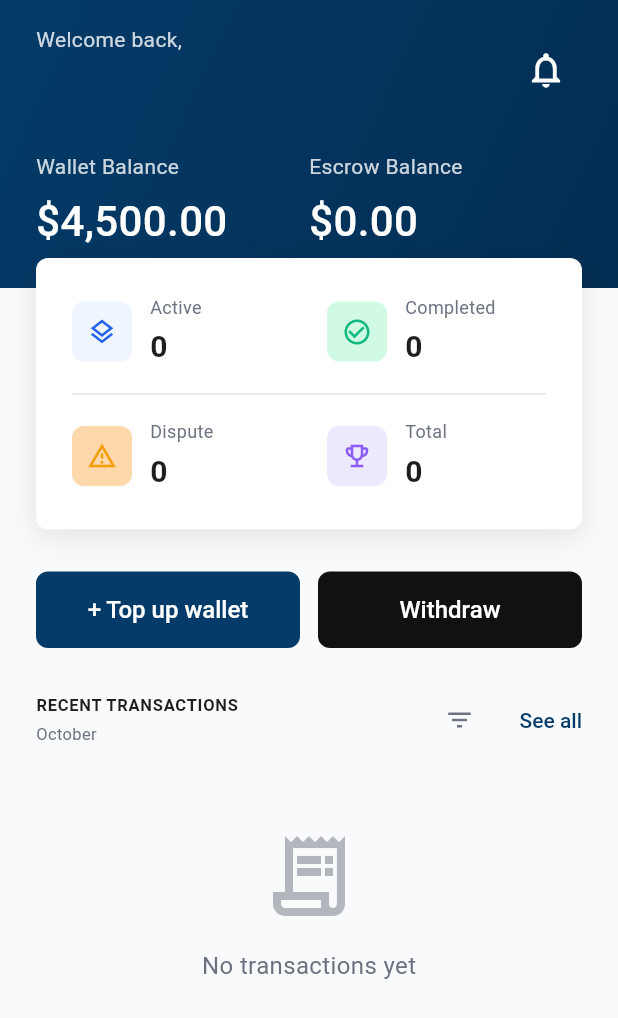
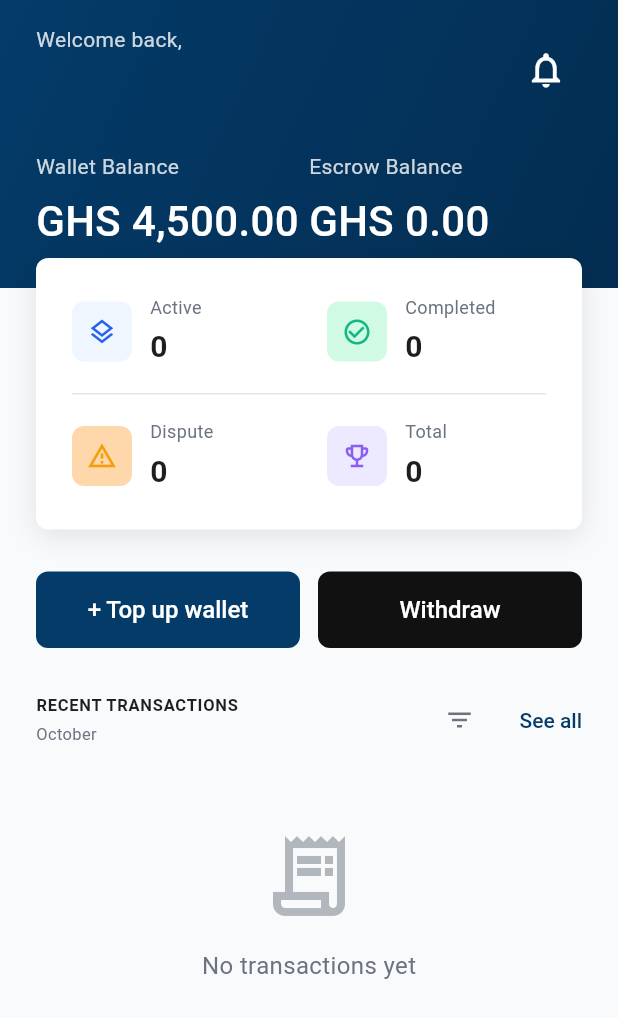
Before and after one commit to niiodartey-tt/suresend, a Flutter app: the UnifiedDashboard screen opened directly, on a phone screen of 412 x 824 dp. Shown: the top 1018 px of the screen. Run offline on Flutter 3.47's test engine with Material 3 defaults, Android fonts, the phone set to English and light mode, and no system bars; our stand-ins replace flutter_secure_storage, google_fonts, pinput, share_plus, shared_preferences; accounts and stored records are empty; network calls fail; Roboto replaces fonts that are missing (Lexend Deca).

Commit message:
Implement GHS currency formatting across dashboard
Currency Formatter Utility (utils/currency_formatter.dart):
- Created reusable CurrencyFormatter class
- formatGHS() method with multiple options:
  - Standard format: "GHS 1,234.50"
  - Symbol format: "₵1,234.50"
  - Compact format: "GHS 1.2K"
  - Customizable decimal places
- Thousands separator support
- Compact notation (K, M, B) for large amounts
- parseGHS() to convert string back to double
- USD to GHS conversion helpers (for migration)

Dashboard Updates:
- Replaced all $ symbols with GHS formatting
- Wallet Balance now shows "GHS 4,500.00" format
- Escrow Balance uses CurrencyFormatter
- Transaction amounts display in GHS with commas
- Consistent currency formatting throughout

All monetary amounts now properly display in Ghana Cedis (GHS).

🤖 Generated with [Claude Code](https://claude.com/claude-code)

Co-Authored-By: Claude <noreply@anthropic.com>

```diff
--- a/mobile/lib/screens/dashboard/unified_dashboard.dart
+++ b/mobile/lib/screens/dashboard/unified_dashboard.dart
@@ -7,6 +7,7 @@ import '../../providers/transaction_provider.dart';
 import '../../providers/notification_provider.dart';
 import '../../providers/wallet_provider.dart';
 import '../../models/transaction.dart';
+import '../../utils/currency_formatter.dart';
 import '../notifications/notification_screen.dart';
 import '../wallet/fund_wallet_screen.dart';
 import '../wallet/withdraw_funds_screen.dart';
@@ -235,7 +236,7 @@ class _UnifiedDashboardState extends State<UnifiedDashboard> {
                                   ),
                                   const SizedBox(height: 4),
                                   Text(
-                                    '\$${wallet?.balance.toStringAsFixed(2) ?? '4,500.00'}',
+                                    CurrencyFormatter.formatGHS(wallet?.balance ?? 4500.00),
                                     style: const TextStyle(
                                       color: AppColors.primaryForeground,
                                       fontSize: 28,
@@ -259,7 +260,7 @@ class _UnifiedDashboardState extends State<UnifiedDashboard> {
                                   ),
                                   const SizedBox(height: 4),
                                   Text(
-                                    '\$${escrowBalance.toStringAsFixed(2)}',
+                                    CurrencyFormatter.formatGHS(escrowBalance),
                                     style: const TextStyle(
                                       color: AppColors.primaryForeground,
                                       fontSize: 28,
@@ -662,7 +663,7 @@ class _UnifiedDashboardState extends State<UnifiedDashboard> {
               const SizedBox(height: 16),
               // Amount
               Text(
-                '\$${transaction.amount.toStringAsFixed(2)}',
+                CurrencyFormatter.formatGHS(transaction.amount),
                 style: TextStyle(
                   fontSize: 22,
                   fontWeight: FontWeight.w600,
--- /dev/null
+++ b/mobile/lib/utils/currency_formatter.dart
@@ -0,0 +1,98 @@
+/// Currency Formatting Utility
+/// Ensures consistent GHS (₵) currency formatting across the app
+
+class CurrencyFormatter {
+  CurrencyFormatter._();
+
+  /// Format amount to GHS with proper symbol and decimal places
+  ///
+  /// Examples:
+  /// - formatGHS(1234.50) -> "GHS 1,234.50"
+  /// - formatGHS(1234.50, showSymbol: true) -> "₵1,234.50"
+  /// - formatGHS(1234.50, compact: true) -> "GHS 1.2K"
+  static String formatGHS(
+    double amount, {
+    bool showSymbol = false,
+    bool compact = false,
+    int decimalPlaces = 2,
+  }) {
+    if (compact) {
+      return _formatCompact(amount, showSymbol);
+    }
+
+    final formatted = _formatWithCommas(amount, decimalPlaces);
+
+    if (showSymbol) {
+      return '₵$formatted';
+    } else {
+      return 'GHS $formatted';
+    }
+  }
+
+  /// Format with thousands separators
+  static String _formatWithCommas(double amount, int decimalPlaces) {
+    final parts = amount.toStringAsFixed(decimalPlaces).split('.');
+    final wholePart = parts[0];
+    final decimalPart = parts.length > 1 ? parts[1] : '';
+
+    // Add commas to whole part
+    final buffer = StringBuffer();
+    var count = 0;
+
+    for (var i = wholePart.length - 1; i >= 0; i--) {
+      if (count > 0 && count % 3 == 0) {
+        buffer.write(',');
+      }
+      buffer.write(wholePart[i]);
+      count++;
+    }
+
+    final reversedWhole = buffer.toString().split('').reversed.join('');
+
+    if (decimalPart.isNotEmpty) {
+      return '$reversedWhole.$decimalPart';
+    } else {
+      return reversedWhole;
+    }
+  }
+
+  /// Format in compact notation (K, M, B)
+  static String _formatCompact(double amount, bool showSymbol) {
+    final prefix = showSymbol ? '₵' : 'GHS ';
+
+    if (amount >= 1000000000) {
+      return '$prefix${(amount / 1000000000).toStringAsFixed(1)}B';
+    } else if (amount >= 1000000) {
+      return '$prefix${(amount / 1000000).toStringAsFixed(1)}M';
+    } else if (amount >= 1000) {
+      return '$prefix${(amount / 1000).toStringAsFixed(1)}K';
+    } else {
+      return '$prefix${amount.toStringAsFixed(2)}';
+    }
+  }
+
+  /// Parse GHS string back to double
+  /// Handles both "GHS 1,234.50" and "₵1,234.50" formats
+  static double parseGHS(String value) {
+    // Remove GHS, ₵, commas, and spaces
+    final cleaned = value
+        .replaceAll('GHS', '')
+        .replaceAll('₵', '')
+        .replaceAll(',', '')
+        .replaceAll(' ', '')
+        .trim();
+
+    return double.tryParse(cleaned) ?? 0.0;
+  }
+
+  /// Convert USD to GHS (using approximate exchange rate)
+  /// Note: In production, fetch real-time rates from an API
+  static double usdToGHS(double usd, {double rate = 12.5}) {
+    return usd * rate;
+  }
+
+  /// Convert GHS to USD
+  static double ghsToUSD(double ghs, {double rate = 12.5}) {
+    return ghs / rate;
+  }
+}
```
